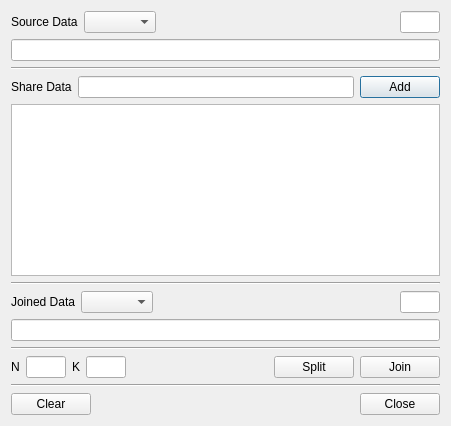
jykim74/BerEditor, file BerEditor/sss_dlg.ui: the form before one commit.
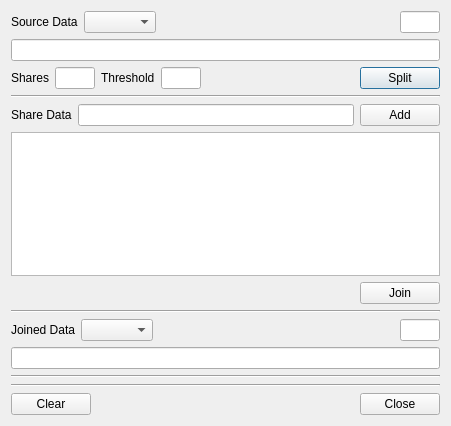
The form after the commit.

Patch:
```diff
--- a/BerEditor/sss_dlg.ui
+++ b/BerEditor/sss_dlg.ui
@@ -57,6 +57,67 @@
    <item>
     <widget class="QLineEdit" name="mSrcText"/>
    </item>
+   <item>
+    <layout class="QGridLayout" name="gridLayout_6">
+     <property name="topMargin">
+      <number>0</number>
+     </property>
+     <item row="0" column="1">
+      <widget class="QLineEdit" name="mSharesText">
+       <property name="maximumSize">
+        <size>
+         <width>40</width>
+         <height>16777215</height>
+        </size>
+       </property>
+      </widget>
+     </item>
+     <item row="0" column="5">
+      <widget class="QPushButton" name="mSplitBtn">
+       <property name="text">
+        <string>Split</string>
+       </property>
+      </widget>
+     </item>
+     <item row="0" column="2">
+      <widget class="QLabel" name="label_4">
+       <property name="text">
+        <string>Threshold</string>
+       </property>
+      </widget>
+     </item>
+     <item row="0" column="3">
+      <widget class="QLineEdit" name="mThresholdText">
+       <property name="maximumSize">
+        <size>
+         <width>40</width>
+         <height>16777215</height>
+        </size>
+       </property>
+      </widget>
+     </item>
+     <item row="0" column="0">
+      <widget class="QLabel" name="label_3">
+       <property name="text">
+        <string>Shares</string>
+       </property>
+      </widget>
+     </item>
+     <item row="0" column="4">
+      <spacer name="horizontalSpacer_2">
+       <property name="orientation">
+        <enum>Qt::Horizontal</enum>
+       </property>
+       <property name="sizeHint" stdset="0">
+        <size>
+         <width>40</width>
+         <height>20</height>
+        </size>
+       </property>
+      </spacer>
+     </item>
+    </layout>
+   </item>
    <item>
     <widget class="Line" name="line_2">
      <property name="orientation">
@@ -95,6 +156,33 @@
      </property>
     </widget>
    </item>
+   <item>
+    <layout class="QGridLayout" name="gridLayout_7">
+     <property name="topMargin">
+      <number>0</number>
+     </property>
+     <item row="0" column="1">
+      <widget class="QPushButton" name="mJoinBtn">
+       <property name="text">
+        <string>Join</string>
+       </property>
+      </widget>
+     </item>
+     <item row="0" column="0">
+      <spacer name="horizontalSpacer_5">
+       <property name="orientation">
+        <enum>Qt::Horizontal</enum>
+       </property>
+       <property name="sizeHint" stdset="0">
+        <size>
+         <width>40</width>
+         <height>20</height>
+        </size>
+       </property>
+      </spacer>
+     </item>
+    </layout>
+   </item>
    <item>
     <widget class="Line" name="line_4">
      <property name="orientation">
@@ -161,67 +249,6 @@
      <property name="topMargin">
       <number>0</number>
      </property>
-     <item row="0" column="3">
-      <widget class="QLabel" name="label_3">
-       <property name="text">
-        <string>N</string>
-       </property>
-      </widget>
-     </item>
-     <item row="0" column="4">
-      <widget class="QLineEdit" name="mNText">
-       <property name="maximumSize">
-        <size>
-         <width>40</width>
-         <height>16777215</height>
-        </size>
-       </property>
-      </widget>
-     </item>
-     <item row="0" column="5">
-      <widget class="QLabel" name="label_4">
-       <property name="text">
-        <string>K</string>
-       </property>
-      </widget>
-     </item>
-     <item row="0" column="9">
-      <widget class="QPushButton" name="mJoinBtn">
-       <property name="text">
-        <string>Join</string>
-       </property>
-      </widget>
-     </item>
-     <item row="0" column="6">
-      <widget class="QLineEdit" name="mKText">
-       <property name="maximumSize">
-        <size>
-         <width>40</width>
-         <height>16777215</height>
-        </size>
-       </property>
-      </widget>
-     </item>
-     <item row="0" column="8">
-      <widget class="QPushButton" name="mSplitBtn">
-       <property name="text">
-        <string>Split</string>
-       </property>
-      </widget>
-     </item>
-     <item row="0" column="7">
-      <spacer name="horizontalSpacer_2">
-       <property name="orientation">
-        <enum>Qt::Horizontal</enum>
-       </property>
-       <property name="sizeHint" stdset="0">
-        <size>
-         <width>40</width>
-         <height>20</height>
-        </size>
-       </property>
-      </spacer>
-     </item>
     </layout>
    </item>
    <item>
```
Left out of the diff: 5 changed lines with no effect on the pictures.
